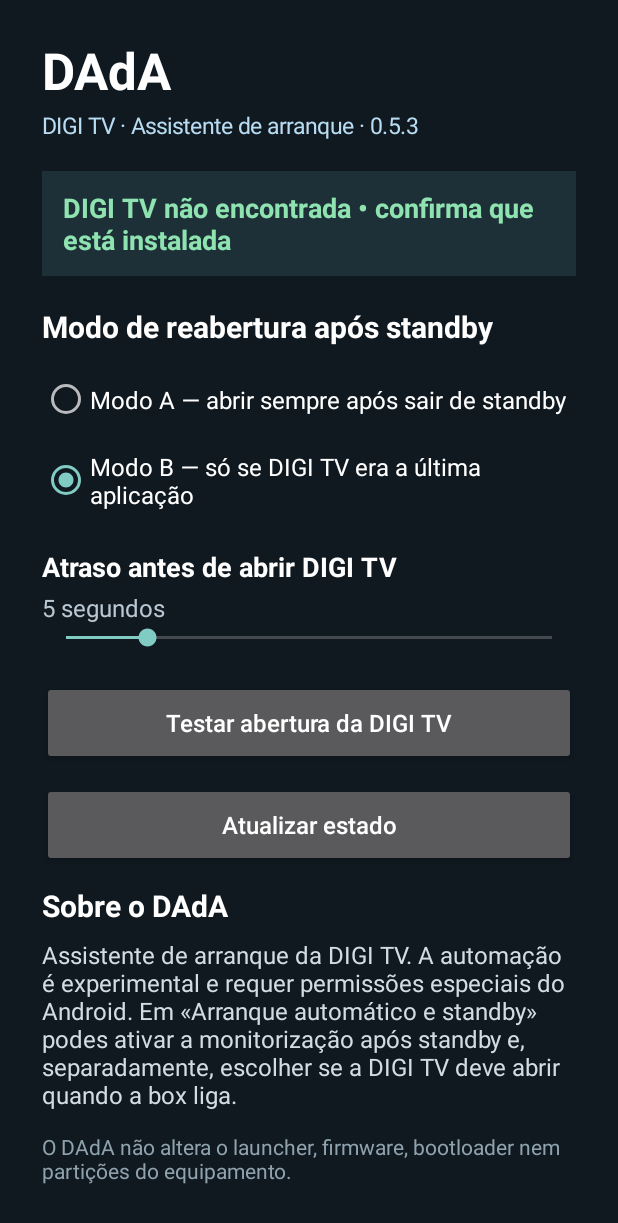
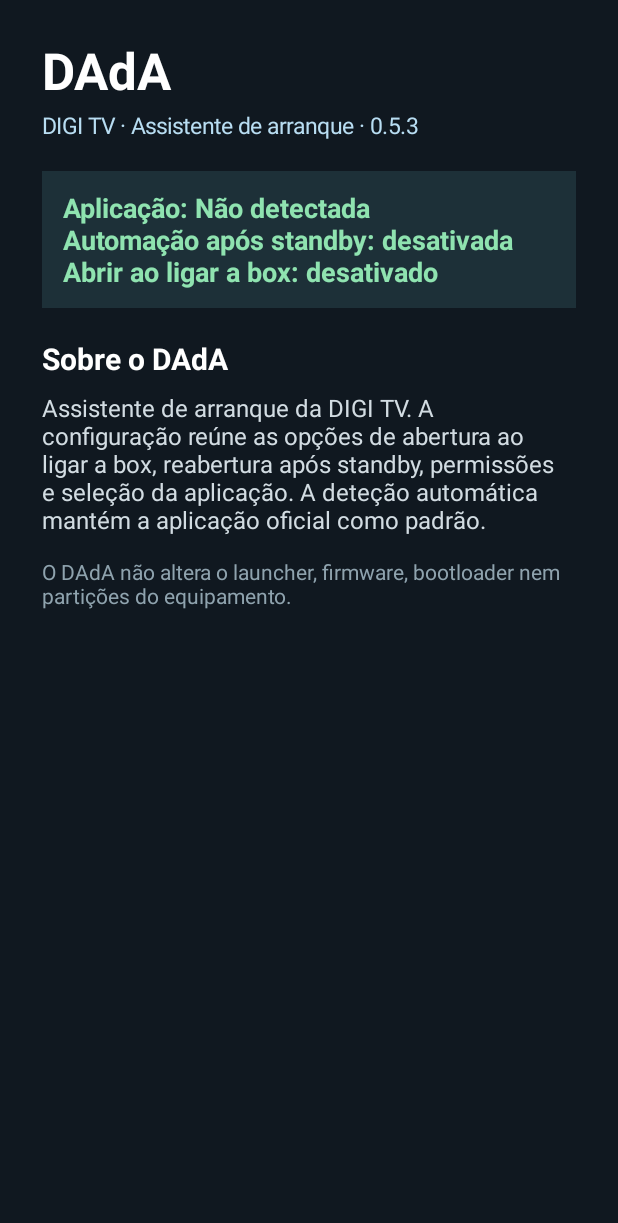
Before and after one commit to CatharsysAmaeth/DigiAutoStart, an Android app: the screen it shows after launch (MainActivity), on a phone screen of 412 x 824 dp. Shown: the top 1223 px of the screen. Run offline under Robolectric (Android 15) with nearby library versions, the phone set to English and light mode, and no system bars; libraries missing offline, so code that uses them is left out: net.lingala.zip4j.

Commit message:
refactor: simplify DAdA home screen and auto-refresh status

```diff
--- a/app/src/main/java/pt/catharsys/digiautostart/MainActivity.kt
+++ b/app/src/main/java/pt/catharsys/digiautostart/MainActivity.kt
@@ -6,18 +6,12 @@ import android.os.Bundle
 import android.view.Gravity
 import android.widget.Button
 import android.widget.LinearLayout
-import android.widget.RadioButton
-import android.widget.RadioGroup
 import android.widget.ScrollView
-import android.widget.SeekBar
 import android.widget.TextView
-import android.widget.Toast
 
 class MainActivity : Activity() {
-    private val targetPackage = "ro.digionline.tv"
     private val preferences by lazy { getSharedPreferences("digi_autostart", MODE_PRIVATE) }
     private lateinit var status: TextView
-    private lateinit var delayValue: TextView
 
     override fun onCreate(savedInstanceState: Bundle?) {
         super.onCreate(savedInstanceState)
@@ -55,10 +49,7 @@ class MainActivity : Activity() {
             setPadding(dp(28), dp(24), dp(28), dp(24))
             setBackgroundColor(0xFF101820.toInt())
         }
-
-        content.addView(text("DAdA", 34f, true).apply {
-            setTextColor(0xFFFFFFFF.toInt())
-        })
+        content.addView(text("DAdA", 34f, true).apply { setTextColor(0xFFFFFFFF.toInt()) })
         val buildLabel = "${BuildConfig.VERSION_NAME}" + if (BuildConfig.DEBUG) " • DEBUG" else ""
         content.addView(text("DIGI TV · Assistente de arranque · $buildLabel", 15f).apply {
             setTextColor(0xFFB8DDF2.toInt())
@@ -71,95 +62,39 @@ class MainActivity : Activity() {
         }
         content.addView(status, margin(bottom = 20))
 
-        content.addView(text("Modo de reabertura após standby", 20f, true).apply {
-            setTextColor(0xFFFFFFFF.toInt())
-        }, margin(bottom = 8))
-
-        val modeGroup = RadioGroup(this).apply { orientation = RadioGroup.VERTICAL }
-        val always = radio("Modo A — abrir sempre após sair de standby", 1)
-        val last = radio("Modo B — só se DIGI TV era a última aplicação", 2)
-        modeGroup.addView(always)
-        modeGroup.addView(last)
-        modeGroup.check(if (preferences.getInt("mode", 2) == 1) 1 else 2)
-        modeGroup.setOnCheckedChangeListener { _, checked ->
-            preferences.edit().putInt("mode", if (checked == 1) 1 else 2).apply()
-        }
-        content.addView(modeGroup, margin(bottom = 18))
-
-        content.addView(text("Atraso antes de abrir DIGI TV", 18f, true).apply {
-            setTextColor(0xFFFFFFFF.toInt())
-        })
-        delayValue = text("", 16f).apply { setTextColor(0xFFB8C7D1.toInt()) }
-        content.addView(delayValue, margin(top = 4))
-        val delay = SeekBar(this).apply {
-            max = 30
-            progress = preferences.getInt("delay_seconds", 5).coerceIn(0, 30)
-            contentDescription = "Atraso em segundos"
-            setOnSeekBarChangeListener(object : SeekBar.OnSeekBarChangeListener {
-                override fun onProgressChanged(seekBar: SeekBar?, value: Int, fromUser: Boolean) {
-                    delayValue.text = "$value segundos"
-                    if (fromUser) preferences.edit().putInt("delay_seconds", value).apply()
-                }
-                override fun onStartTrackingTouch(seekBar: SeekBar?) = Unit
-                override fun onStopTrackingTouch(seekBar: SeekBar?) = Unit
-            })
-        }
-        content.addView(delay, margin(bottom = 20))
-        delayValue.text = "${delay.progress} segundos"
-
-        content.addView(button("Testar abertura da DIGI TV") { launchDigiTv() }, margin(bottom = 12))
-        content.addView(button("Atualizar estado") { refreshStatus() }, margin(bottom = 12))
-
         if (BuildConfig.DEBUG) {
-            content.addView(button("Arranque automático e standby") { AutomationFeature.configure(this) }, margin(bottom = 12))
+            content.addView(button("Configurar") { AutomationFeature.configure(this) }, margin(bottom = 12))
             content.addView(button("Verificar atualizações") { DebugUpdateFeature.check(this) }, margin(bottom = 12))
             content.addView(button("Diagnósticos (Debug)") { DiagnosticsFeature.show(this) }, margin(bottom = 20))
         }
 
-        content.addView(text("Sobre o DAdA", 20f, true).apply {
-            setTextColor(0xFFFFFFFF.toInt())
-        }, margin(bottom = 8))
+        content.addView(text("Sobre o DAdA", 20f, true).apply { setTextColor(0xFFFFFFFF.toInt()) }, margin(bottom = 8))
         content.addView(text(
-            "Assistente de arranque da DIGI TV. A automação é experimental e requer permissões especiais do Android. Em «Arranque automático e standby» podes ativar a monitorização após standby e, separadamente, escolher se a DIGI TV deve abrir quando a box liga.",
+            "Assistente de arranque da DIGI TV. A configuração reúne as opções de abertura ao ligar a box, reabertura após standby, permissões e seleção da aplicação. A deteção automática mantém a aplicação oficial como padrão.",
             16f
         ).apply { setTextColor(0xFFD2DCE2.toInt()) }, margin(bottom = 14))
-
         content.addView(text(
             "O DAdA não altera o launcher, firmware, bootloader nem partições do equipamento.",
             14f
         ).apply { setTextColor(0xFF8FA3AE.toInt()) })
 
-        setContentView(ScrollView(this).apply {
-            isFillViewport = true
-            addView(content)
-        })
+        setContentView(ScrollView(this).apply { isFillViewport = true; addView(content) })
     }
 
     private fun refreshStatus() {
-        status.text = if (packageManager.getLaunchIntentForPackage(targetPackage) != null) {
-            "DIGI TV instalada • pronta para teste"
-        } else {
-            "DIGI TV não encontrada • confirma que está instalada"
+        val target = TargetAppResolver.selectedPackage(this)
+        val monitor = preferences.getBoolean("automation_enabled", false)
+        val boot = preferences.getBoolean("launch_digi_on_boot", false)
+        status.text = buildString {
+            append("Aplicação: ")
+            append(TargetAppResolver.displayName(this@MainActivity, target))
+            append("\nAutomação após standby: ")
+            append(if (monitor) "ativa" else "desativada")
+            append("\nAbrir ao ligar a box: ")
+            append(if (boot) "ativo" else "desativado")
         }
-        DiagnosticsFeature.record(this, "target_status_checked", "launch_intent_available=${packageManager.getLaunchIntentForPackage(targetPackage) != null}")
-    }
-
-    private fun launchDigiTv() {
-        DiagnosticsFeature.record(this, "manual_launch_requested")
-        val intent = packageManager.getLaunchIntentForPackage(targetPackage)
-        if (intent == null) {
-            refreshStatus()
-            DiagnosticsFeature.record(this, "manual_launch_failed", "reason=no_launch_intent")
-            Toast.makeText(this, "Não foi encontrada uma atividade de arranque da DIGI TV.", Toast.LENGTH_LONG).show()
-            return
-        }
-        try {
-            startActivity(intent)
-            DiagnosticsFeature.record(this, "manual_launch_start_activity_returned")
-        } catch (error: Exception) {
-            DiagnosticsFeature.record(this, "manual_launch_exception", "exception=${error.javaClass.simpleName}")
-            Toast.makeText(this, "Não foi possível abrir a DIGI TV: ${error.javaClass.simpleName}", Toast.LENGTH_LONG).show()
-        }
+        DiagnosticsFeature.record(this, "target_status_checked",
+            "target_package=${target ?: "none"},monitor_enabled=$monitor,launch_on_boot=$boot")
     }
 
     private fun text(value: String, size: Float, bold: Boolean = false) = TextView(this).apply {
@@ -169,22 +104,13 @@ class MainActivity : Activity() {
         gravity = Gravity.CENTER_VERTICAL
     }
 
-    private fun radio(value: String, idValue: Int) = RadioButton(this).apply {
-        id = idValue
-        text = value
-        textSize = 16f
-        setTextColor(0xFFFFFFFF.toInt())
-        minHeight = dp(54)
-        isFocusable = true
-    }
-
     private fun button(value: String, action: () -> Unit) = Button(this).apply {
         text = value
         textSize = 16f
         isAllCaps = false
         minHeight = dp(56)
         isFocusable = true
-        setOnClickListener { action() }
+        setOnClickListener { action(); refreshStatus() }
     }
 
     private fun margin(bottom: Int = 0, top: Int = 0) =
```
